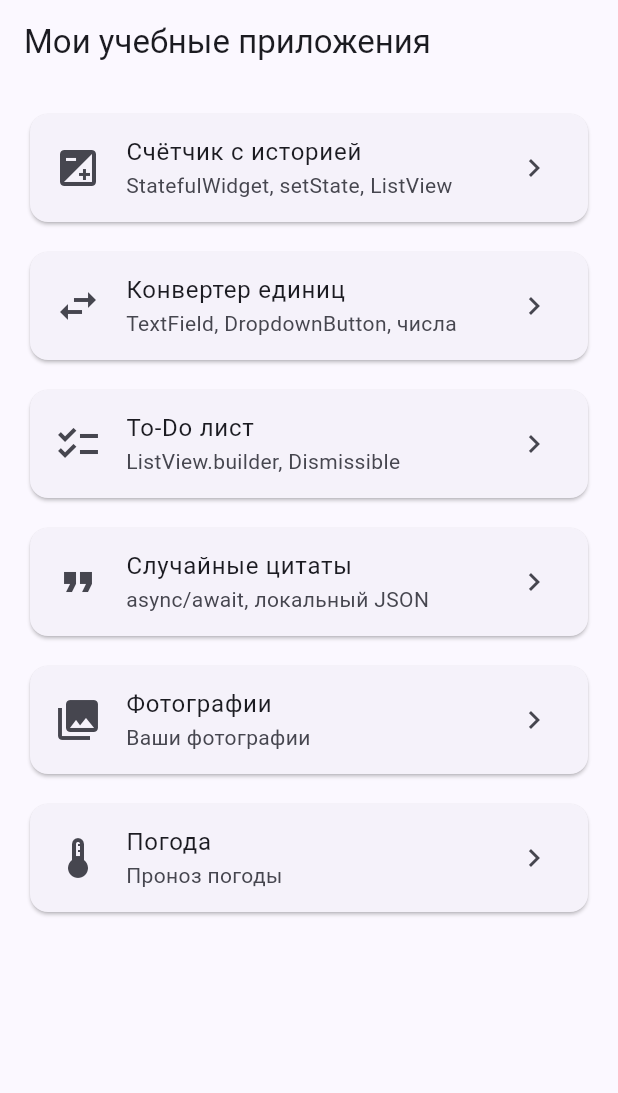
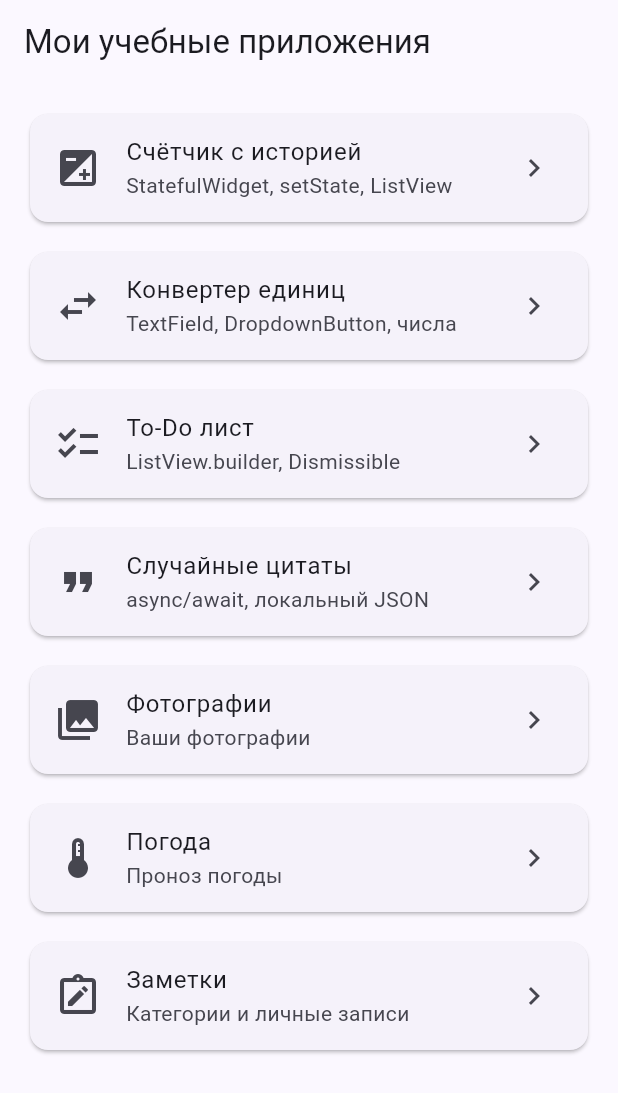
Before and after one commit to Vadim0-0/test_app_1, a Flutter app: the screen it shows after launch, on a phone screen of 412 x 824 dp. Shown: the top 1093 px of the screen. Run offline on Flutter 3.47's test engine with Material 3 defaults, Android fonts, the phone set to English and light mode, and no system bars; our stand-ins replace fl_chart, image_picker, shared_preferences.

Commit message:
feat: add notes to main navigation

```diff
--- a/lib/main.dart
+++ b/lib/main.dart
@@ -6,8 +6,8 @@ import 'screens/converter_screen.dart';
 import 'screens/todo_screen.dart';
 import 'screens/quotes_screen.dart';
 import 'screens/weather_screen.dart';
-
 import 'screens/gallery_screen.dart';
+import 'screens/notes_screen.dart';
 
 // main() — точка входа. runApp запускает корневой виджет.
 // Future<void> main() async {
@@ -88,6 +88,12 @@ class HomeScreen extends StatelessWidget {
         Icons.device_thermostat,
         (_) => const WeatherScreen(),
       ),
+      DemoItem(
+        'Заметки',
+        'Категории и личные записи',
+        Icons.note_alt_outlined,
+        (_) => const NotesScreen(),
+      ),
     ];
 
     return Scaffold(
```
